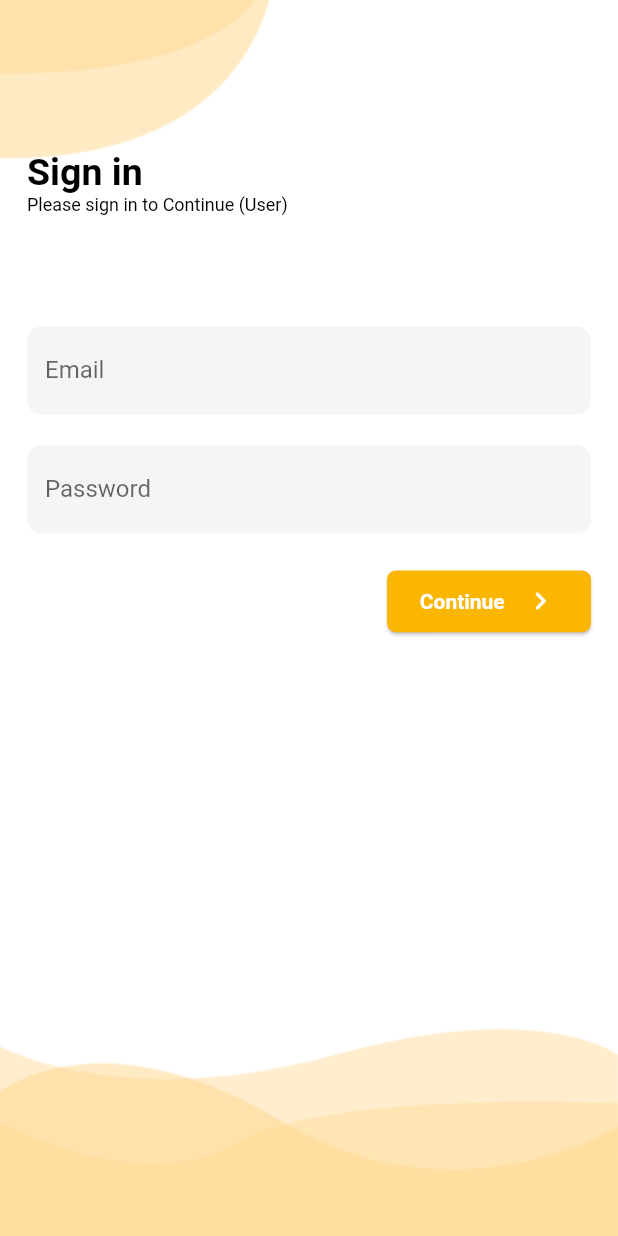
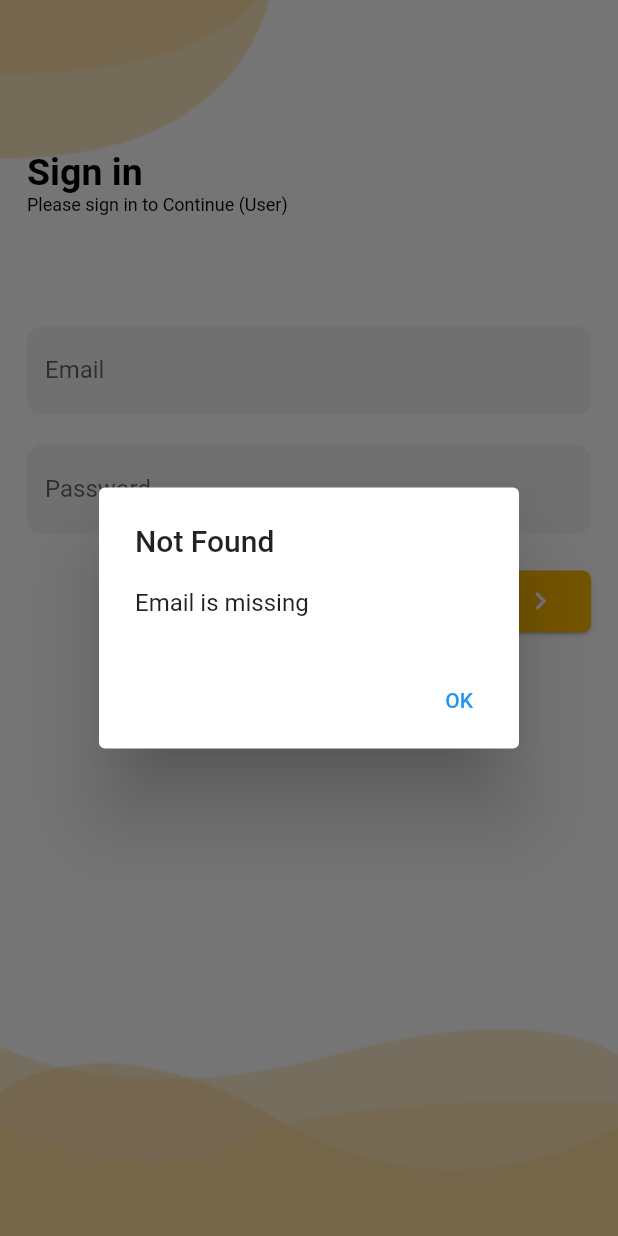
Before and after one commit to TepDe/WooiProject, a Flutter app: the screen it shows after launch, after a tap on "Continue", on a phone screen of 412 x 824 dp. Run offline on Flutter 3.47's test engine with Material 2 defaults, Android fonts, the phone set to English and light mode, and no system bars; our stand-ins replace cloud_firestore, firebase_auth, firebase_core, firebase_database, firebase_messaging, flutter_local_notifications and 7 more; missing offline and left inert: dart:ffi; accounts and stored records are empty; statements that could not run were skipped.

Commit message:
Update LoginScreen.dart

```diff
--- a/lib/LoginScreen.dart
+++ b/lib/LoginScreen.dart
@@ -156,31 +156,32 @@ class _LogInScreenState extends State<LogInScreen> {
                           //             child: CircularProgressIndicator()));
                           //   },
                           // );
-                          // if (userEmail.text.isEmpty) {
-                          //   onDialogOK(
-                          //       context: context,
-                          //       title: 'Not Found',
-                          //       content: 'Email is missing');
-                          // } else if (userPassword.text.isEmpty) {
-                          //   onDialogOK(
-                          //       context: context,
-                          //       title: 'Not Found',
-                          //       content: 'Password is missing');
-                          // }else if (userPassword.text.isEmpty&&userEmail.text.isEmpty) {
-                          //   onDialogOK(
-                          //       context: context,
-                          //       title: 'Not Found',
-                          //       content: 'Email and Password is missing');
-                          // } else {
-                          //
-                          // }
-                          onUserSignIn(
-                            // email: userEmail.text.trim(),
-                              email: 'u3@gmail.com',
-                              // password: userPassword.text.trim(),
-                              password: '111111',
-                              context: context);
-                           // password: '111111');
+                          if (userEmail.text.isEmpty) {
+                            onDialogOK(
+                                context: context,
+                                title: 'Not Found',
+                                content: 'Email is missing');
+                          } else if (userPassword.text.isEmpty) {
+                            onDialogOK(
+                                context: context,
+                                title: 'Not Found',
+                                content: 'Password is missing');
+                          } else if (userPassword.text.isEmpty &&
+                              userEmail.text.isEmpty) {
+                            onDialogOK(
+                                context: context,
+                                title: 'Not Found',
+                                content: 'Email and Password is missing');
+                          } else {
+                            onUserSignIn(
+                                email: userEmail.text.trim(),
+                                // email: 'u3@gmail.com',
+                                password: userPassword.text.trim(),
+                                // password: '111111',
+                                context: context);
+                          }
+
+                          // password: '111111');
 
                           // lc._phoneVerify(context);
                           // phoneAuth();
@@ -244,7 +245,7 @@ class _LogInScreenState extends State<LogInScreen> {
   var userPassword = TextEditingController();
 
   phoneAuth() async {
-  await auth.verifyPhoneNumber(
+    await auth.verifyPhoneNumber(
       phoneNumber: '+85578344511',
       verificationCompleted: (PhoneAuthCredential credential) async {
         await auth.signInWithCredential(credential);
@@ -261,7 +262,7 @@ class _LogInScreenState extends State<LogInScreen> {
             verificationId: verificationId, smsCode: smsCode);
         await auth.signInWithCredential(credential);
       },
-      codeAutoRetrievalTimeout: (String verificationId)async {
+      codeAutoRetrievalTimeout: (String verificationId) async {
         verificationId = verificationId;
         print(verificationId);
         print("Timout");
@@ -282,6 +283,7 @@ class _LogInScreenState extends State<LogInScreen> {
           email: email.toString(),
           password: password.toString(),
         );
+        setState(() {});
         // reUse.alertDialog(context);
       }
     } on FirebaseAuthException catch (e) {
```
